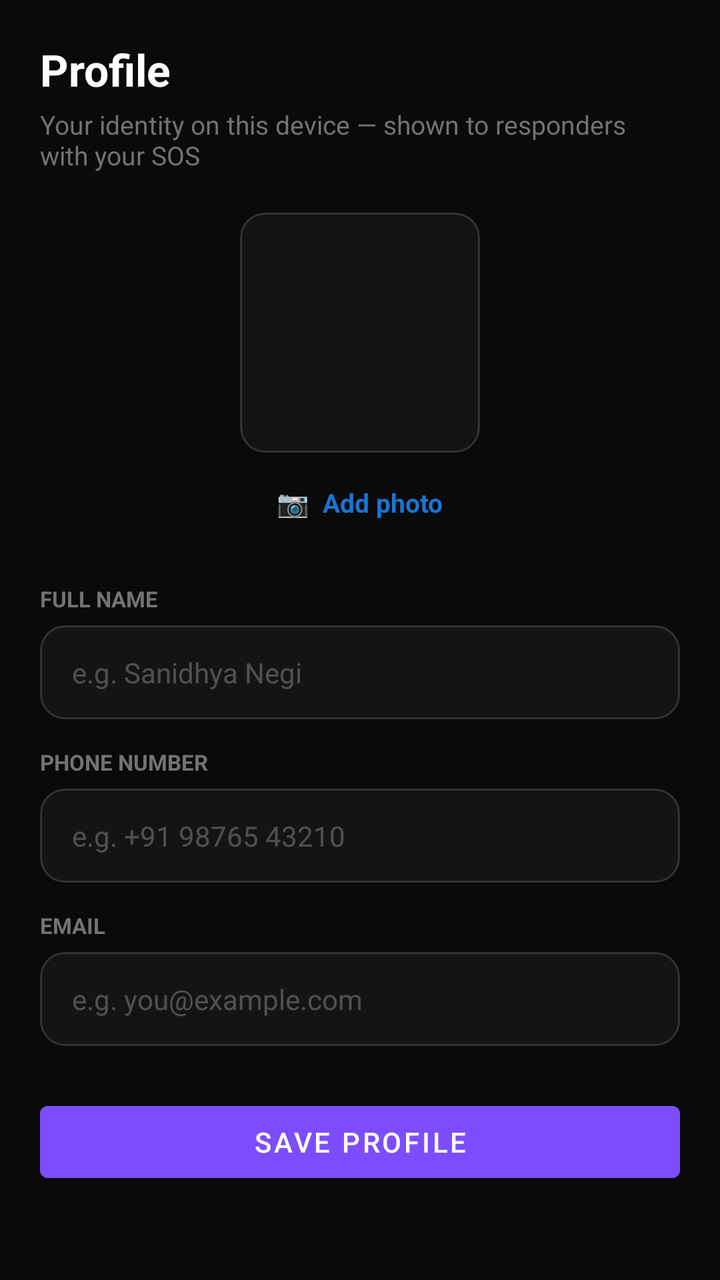
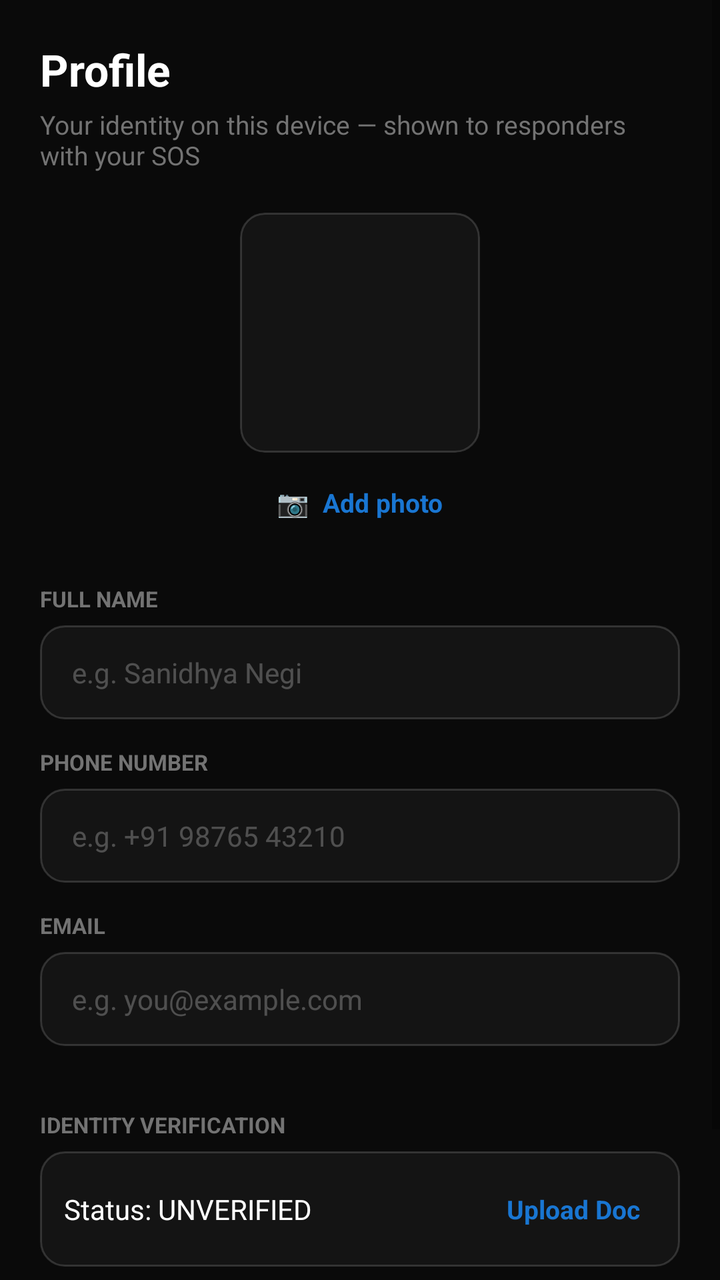

An Android layout rendered at two revisions. The XML below is the earlier revision; the diff shows what the commit changed to produce the second picture.
<!-- AndroidManifest.xml: application theme Theme.GeoRescuX -->
<!-- res/layout/activity_profile.xml -->
<?xml version="1.0" encoding="utf-8"?>
<ScrollView xmlns:android="http://schemas.android.com/apk/res/android"
    android:layout_width="match_parent"
    android:layout_height="match_parent"
    android:background="@color/bg_app"
    android:fillViewport="true">

    <LinearLayout
        android:layout_width="match_parent"
        android:layout_height="wrap_content"
        android:orientation="vertical"
        android:padding="20dp">

        <TextView
            android:layout_width="wrap_content"
            android:layout_height="wrap_content"
            android:text="Profile"
            android:textColor="@color/text_primary"
            android:textSize="22sp"
            android:textStyle="bold" />

        <TextView
            android:layout_width="wrap_content"
            android:layout_height="wrap_content"
            android:layout_marginTop="4dp"
            android:layout_marginBottom="20dp"
            android:text="Your identity on this device — shown to responders with your SOS"
            android:textColor="@color/text_muted"
            android:textSize="13sp" />

        <ImageView
            android:id="@+id/imageProfile"
            android:layout_width="120dp"
            android:layout_height="120dp"
            android:layout_gravity="center_horizontal"
            android:layout_marginBottom="8dp"
            android:background="@drawable/bg_input_field"
            android:clipToOutline="true"
            android:contentDescription="Profile photo"
            android:scaleType="centerCrop" />

        <TextView
            android:id="@+id/textChangePhoto"
            android:layout_width="wrap_content"
            android:layout_height="wrap_content"
            android:layout_gravity="center_horizontal"
            android:layout_marginBottom="24dp"
            android:clickable="true"
            android:focusable="true"
            android:padding="8dp"
            android:text="📷  Add photo"
            android:textColor="#1976D2"
            android:textSize="13sp"
            android:textStyle="bold" />

        <TextView
            android:layout_width="wrap_content"
            android:layout_height="wrap_content"
            android:layout_marginBottom="6dp"
            android:text="FULL NAME"
            android:textColor="@color/text_muted"
            android:textSize="11sp"
            android:textStyle="bold" />

        <EditText
            android:id="@+id/editProfileName"
            android:layout_width="match_parent"
            android:layout_height="wrap_content"
            android:layout_marginBottom="14dp"
            android:background="@drawable/bg_input_field"
            android:hint="e.g. Sanidhya Negi"
            android:inputType="textPersonName"
            android:textColor="@color/text_primary"
            android:textColorHint="@color/text_subtle"
            android:textSize="14sp" />

        <TextView
            android:layout_width="wrap_content"
            android:layout_height="wrap_content"
            android:layout_marginBottom="6dp"
            android:text="PHONE NUMBER"
            android:textColor="@color/text_muted"
            android:textSize="11sp"
            android:textStyle="bold" />

        <EditText
            android:id="@+id/editProfilePhone"
            android:layout_width="match_parent"
            android:layout_height="wrap_content"
            android:layout_marginBottom="14dp"
            android:background="@drawable/bg_input_field"
            android:hint="e.g. +91 98765 43210"
            android:inputType="phone"
            android:textColor="@color/text_primary"
            android:textColorHint="@color/text_subtle"
            android:textSize="14sp" />

        <TextView
            android:layout_width="wrap_content"
            android:layout_height="wrap_content"
            android:layout_marginBottom="6dp"
            android:text="EMAIL"
            android:textColor="@color/text_muted"
            android:textSize="11sp"
            android:textStyle="bold" />

        <EditText
            android:id="@+id/editProfileEmail"
            android:layout_width="match_parent"
            android:layout_height="wrap_content"
            android:layout_marginBottom="24dp"
            android:background="@drawable/bg_input_field"
            android:hint="e.g. you@example.com"
            android:inputType="textEmailAddress"
            android:textColor="@color/text_primary"
            android:textColorHint="@color/text_subtle"
            android:textSize="14sp" />

        <Button
            android:id="@+id/buttonSaveProfile"
            android:layout_width="match_parent"
            android:layout_height="wrap_content"
            android:backgroundTint="#7C4DFF"
            android:text="Save Profile"
            android:textColor="@android:color/white" />

    </LinearLayout>
</ScrollView>
<!-- resources referenced by this layout -->
<resources>
  <color name="bg_app">#0A0A0A</color>
  <color name="text_muted">#737373</color>
  <color name="text_primary">#FFFFFF</color>
  <color name="text_subtle">#40FFFFFF</color>
  <!-- drawable bg_input_field (drawable) -->
  <?xml version="1.0" encoding="utf-8"?>
  <selector xmlns:android="http://schemas.android.com/apk/res/android">
      <item android:state_focused="true">
          <shape android:shape="rectangle">
              <solid android:color="@color/bg_input" />
              <corners android:radius="12dp" />
              <stroke
                  android:width="1.5dp"
                  android:color="@color/violet_accent" />
              <padding
                  android:bottom="14dp"
                  android:left="16dp"
                  android:right="16dp"
                  android:top="14dp" />
          </shape>
      </item>
      <item>
          <shape android:shape="rectangle">
              <solid android:color="@color/bg_input" />
              <corners android:radius="12dp" />
              <stroke
                  android:width="1dp"
                  android:color="@color/border_light" />
              <padding
                  android:bottom="14dp"
                  android:left="16dp"
                  android:right="16dp"
                  android:top="14dp" />
          </shape>
      </item>
  </selector>
  <style name="Theme.GeoRescuX" parent="Theme.MaterialComponents.DayNight.NoActionBar">
          
          <item name="colorPrimary">@color/violet_accent</item>
          <item name="colorPrimaryVariant">@color/bg_app</item>
          <item name="colorOnPrimary">@color/white</item>
          
          <item name="colorSecondary">@color/violet_light</item>
          <item name="colorSecondaryVariant">@color/violet_dim</item>
          <item name="colorOnSecondary">@color/white</item>
          
          <item name="android:windowBackground">@color/bg_app</item>
          <item name="colorSurface">@color/bg_surface</item>
          <item name="colorOnSurface">@color/text_primary</item>
          
          <item name="android:statusBarColor">@color/bg_app</item>
          <item name="android:navigationBarColor">@color/bg_app</item>
          
          <item name="materialCardViewStyle">@style/Widget.GeoRescuX.Card</item>
      </style>
  <color name="bg_input">#141414</color>
  <color name="violet_accent">#7C3AED</color>
  <color name="border_light">#26FFFFFF</color>
  <color name="white">#FFFFFFFF</color>
  <color name="violet_light">#8B5CF6</color>
  <color name="violet_dim">#267C3AED</color>
  <color name="bg_surface">#161616</color>
  <style name="Widget.GeoRescuX.Card" parent="Widget.MaterialComponents.CardView">
          <item name="cardBackgroundColor">@color/bg_card</item>
          <item name="cardCornerRadius">16dp</item>
          <item name="cardElevation">0dp</item>
          <item name="strokeColor">@color/divider_subtle</item>
          <item name="strokeWidth">1dp</item>
      </style>
  <color name="bg_card">#1E1E1E</color>
  <color name="divider_subtle">#14FFFFFF</color>
</resources>

<!-- the commit's change to res/layout/activity_profile.xml (unified diff, before → after) -->
@@ -116,6 +116,48 @@
             android:textColorHint="@color/text_subtle"
             android:textSize="14sp" />
 
+        <TextView
+            android:layout_width="wrap_content"
+            android:layout_height="wrap_content"
+            android:layout_marginTop="8dp"
+            android:layout_marginBottom="6dp"
+            android:text="IDENTITY VERIFICATION"
+            android:textColor="@color/text_muted"
+            android:textSize="11sp"
+            android:textStyle="bold" />
+
+        <LinearLayout
+            android:layout_width="match_parent"
+            android:layout_height="wrap_content"
+            android:layout_marginBottom="24dp"
+            android:background="@drawable/bg_input_field"
+            android:orientation="horizontal"
+            android:padding="12dp">
+
+            <TextView
+                android:id="@+id/textVerificationStatus"
+                android:layout_width="0dp"
+                android:layout_height="wrap_content"
+                android:layout_weight="1"
+                android:layout_gravity="center_vertical"
+                android:text="Status: UNVERIFIED"
+                android:textColor="@color/text_primary"
+                android:textSize="14sp" />
+
+            <TextView
+                android:id="@+id/textUploadDocument"
+                android:layout_width="wrap_content"
+                android:layout_height="wrap_content"
+                android:layout_gravity="center_vertical"
+                android:clickable="true"
+                android:focusable="true"
+                android:padding="8dp"
+                android:text="Upload Doc"
+                android:textColor="#1976D2"
+                android:textSize="13sp"
+                android:textStyle="bold" />
+        </LinearLayout>
+
         <Button
             android:id="@+id/buttonSaveProfile"
             android:layout_width="match_parent"
